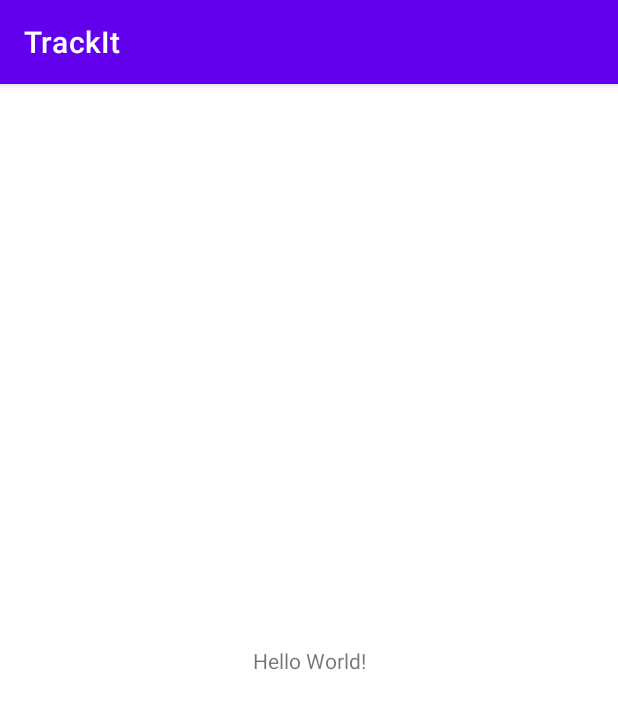
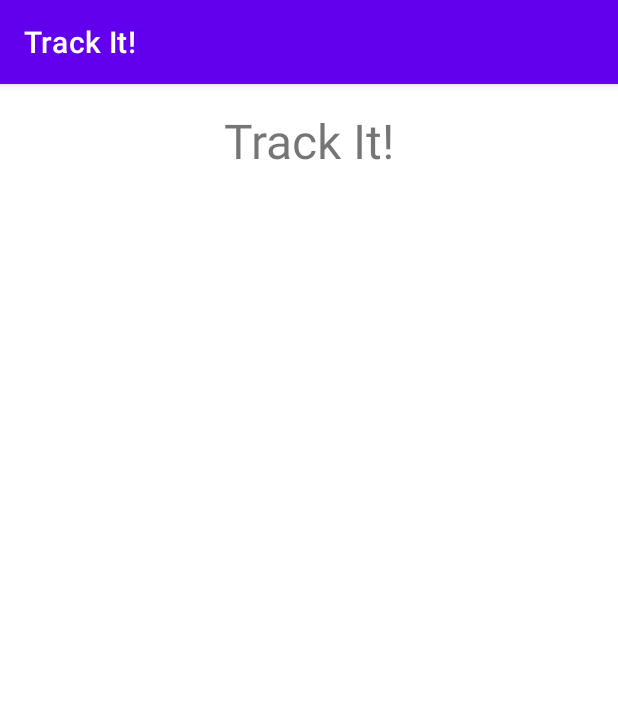
Before and after one commit to RowBlackGhost005/Track-It, an Android app: the screen it shows after launch (MainActivity), on a phone screen of 412 x 824 dp. Shown: the top 709 px of the screen. Run offline under Robolectric (Android 15) with nearby library versions, the light colour scheme and no system bars.

Commit message:
Minimal Config
Setting Main Activity

```diff
--- a/app/src/main/res/layout/activity_main.xml
+++ b/app/src/main/res/layout/activity_main.xml
@@ -1,18 +1,24 @@
 <?xml version="1.0" encoding="utf-8"?>
-<androidx.constraintlayout.widget.ConstraintLayout xmlns:android="http://schemas.android.com/apk/res/android"
+<LinearLayout xmlns:android="http://schemas.android.com/apk/res/android"
     xmlns:app="http://schemas.android.com/apk/res-auto"
     xmlns:tools="http://schemas.android.com/tools"
     android:layout_width="match_parent"
     android:layout_height="match_parent"
+    android:orientation="vertical"
     tools:context=".MainActivity">
 
     <TextView
+        android:id="@+id/tvMain_Titulo"
+        android:layout_width="match_parent"
+        android:layout_height="wrap_content"
+        android:layout_marginTop="16dp"
+        android:gravity="center"
+        android:text="@string/app_name"
+        android:textSize="32sp"/>
+
+    <ImageView
+        android:id="@+id/ivMain_Logo"
         android:layout_width="wrap_content"
-        android:layout_height="wrap_content"
-        android:text="Hello World!"
-        app:layout_constraintBottom_toBottomOf="parent"
-        app:layout_constraintEnd_toEndOf="parent"
-        app:layout_constraintStart_toStartOf="parent"
-        app:layout_constraintTop_toTopOf="parent" />
+        android:layout_height="wrap_content"/>
 
-</androidx.constraintlayout.widget.ConstraintLayout>
+</LinearLayout>
--- a/app/src/main/res/values/strings.xml
+++ b/app/src/main/res/values/strings.xml
@@ -1,3 +1,3 @@
 <resources>
-    <string name="app_name">TrackIt</string>
+    <string name="app_name">Track It!</string>
 </resources>
```
